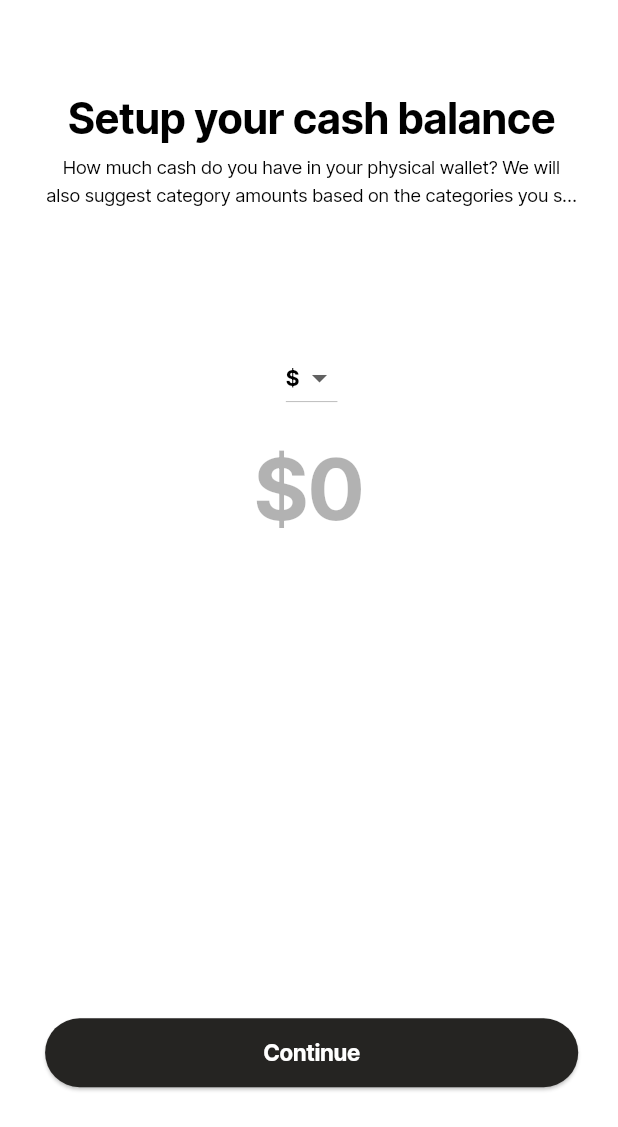
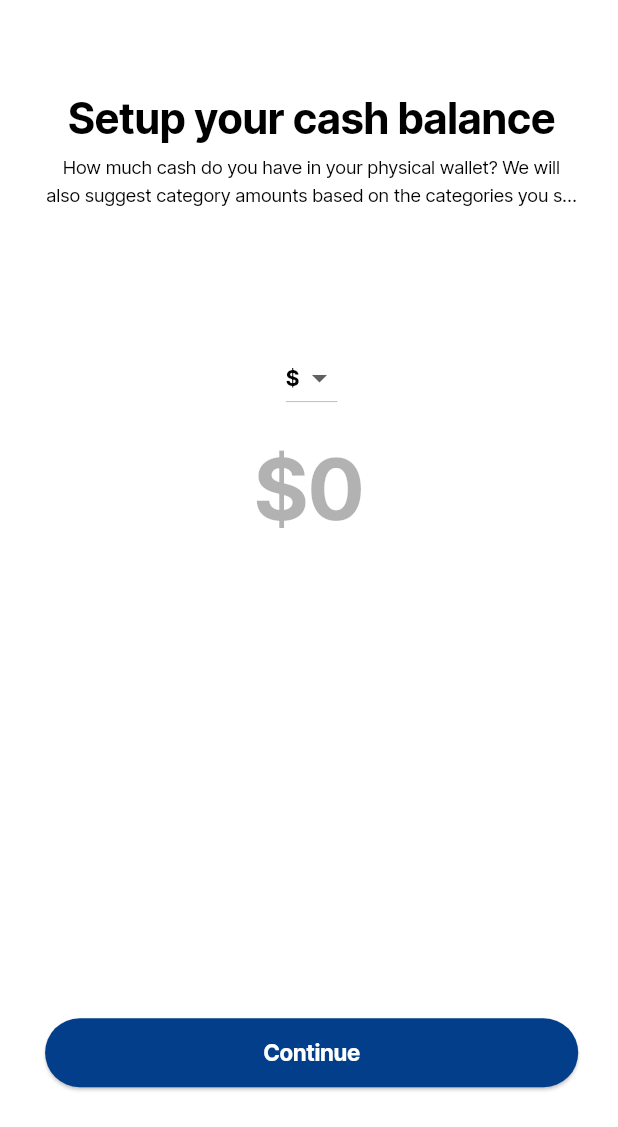
Before and after one commit to nonyonah/albus, a Flutter app: the CashBalanceSetupScreen screen opened by its route, on a phone screen of 412 x 824 dp, the part 109-1236 px from its top. Run offline on Flutter 3.47's test engine with Material 3 defaults, Android fonts, the phone set to English and light mode, and no system bars; our stand-ins replace cached_network_image, cloud_firestore, connectivity_plus, equatable, firebase_auth, firebase_core and 10 more; accounts and stored records are empty; project files that could hold a hidden picture were left out.

Commit message:
feat: allocation screen setup

```diff
--- a/lib/main.dart
+++ b/lib/main.dart
@@ -61,6 +61,7 @@ class MyApp extends ConsumerWidget {
       builder: (context, orientation, deviceType) {
         return MaterialApp(
           theme: theme, // Get theme based on the current themeType
+          title: "albus",
           navigatorKey: NavigatorService.navigatorKey,
           debugShowCheckedModeBanner: false,
           localizationsDelegates: const [
--- a/lib/screens/cash_balance_setup_screen/cash_balance_setup_screen.dart
+++ b/lib/screens/cash_balance_setup_screen/cash_balance_setup_screen.dart
@@ -51,8 +51,7 @@ class CashBalanceSetupScreenState
                   left: 16.h,
                   right: 12.h,
                 ),
-                child: Column(
-                  children: [
+                child: Column(children: [
                   _buildContentSection(context),
                   const SizedBox(height: 88),
                   Center(
@@ -70,22 +69,7 @@ class CashBalanceSetupScreenState
                     },
                     text: 'Continue',
                   ),
-                    if (allocations.isNotEmpty) ...[
-                      const SizedBox(height: 20),
-                      Text('AI Allocations:',
-                          style: theme.textTheme.headlineSmall),
-                      Expanded(
-                        child: ListView(
-                          children: [
-                            for (var entry
-                                in allocations['Gemini']?.entries ?? [])
-                              ListTile(),
-                          ],
-                        ),
-                      ),
-                    ],
-                  ],
-                ),
+                ]),
               ),
             ),
           ),
--- a/lib/screens/category_screen/widget/suggested_item_widget.dart
+++ b/lib/screens/category_screen/widget/suggested_item_widget.dart
@@ -49,7 +49,7 @@ class SuggestedItemWidget extends StatelessWidget {
       selectedColor: theme.colorScheme.primary,
       shape: RoundedRectangleBorder(
         side: BorderSide(
-          color: appTheme.black900.withOpacity(0.5),
+          color: appTheme.black900.withOpacity(0.05),
           width: 0.5.h,
         ),
         borderRadius: BorderRadius.circular(50.h),
--- a/lib/themes/theme_helper.dart
+++ b/lib/themes/theme_helper.dart
@@ -141,12 +141,12 @@ class TextThemes {
 class ColorSchemes {
   static const lightCodeColorScheme = ColorScheme.light(
     primary: Color(0xFF252422),
-    primaryContainer: Color(0XFFFFB91F),
+    primaryContainer: Color(0XFF023E8A),
     secondaryContainer: Color(0X33FF0000),
     errorContainer: Color(0XFF284B63),
     onError: Color(0XFF7209B7),
     onPrimary: Color(0x7FFFFFFF),
-    onPrimaryContainer: Color(0xFF252422),
+    onPrimaryContainer: Color(0xFF023E8A),
   );
 }
 
```
Also changed, not shown: lib/screens/allocation_screen/models/allocation_list_model.dart (added, +8 -0 lines), lib/screens/allocation_screen/models/allocation_model.dart (added, +15 -0 lines). Lines whose indentation alone changed are shown as unchanged.
